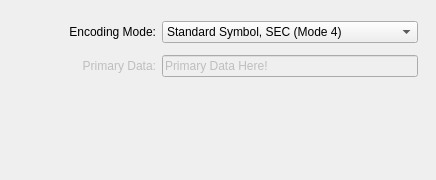
The window that frontend_qt4/grpMaxicode.ui (zint/zint-gpl-only) describes before a commit, drawn with Qt 5.
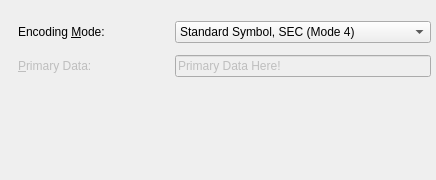
The same window after the commit.

Diff of the .ui file:
```diff
--- a/frontend_qt4/grpMaxicode.ui
+++ b/frontend_qt4/grpMaxicode.ui
@@ -23,7 +23,7 @@
     <rect>
      <x>18</x>
      <y>15</y>
-     <width>400</width>
+     <width>413</width>
      <height>69</height>
     </rect>
    </property>
@@ -80,10 +80,13 @@
     <item row="0" column="0" >
      <widget class="QLabel" name="lblMaxiMode" >
       <property name="text" >
-       <string>Encoding Mode:</string>
+       <string>Encoding &amp;Mode:</string>
       </property>
       <property name="alignment" >
-       <set>Qt::AlignRight|Qt::AlignTrailing|Qt::AlignVCenter</set>
+       <set>Qt::AlignLeading|Qt::AlignLeft|Qt::AlignVCenter</set>
+      </property>
+      <property name="buddy" >
+       <cstring>cmbMaxiMode</cstring>
       </property>
      </widget>
     </item>
@@ -93,10 +96,13 @@
        <bool>false</bool>
       </property>
       <property name="text" >
-       <string>Primary Data:</string>
+       <string>&amp;Primary Data:</string>
       </property>
       <property name="alignment" >
-       <set>Qt::AlignRight|Qt::AlignTrailing|Qt::AlignVCenter</set>
+       <set>Qt::AlignLeading|Qt::AlignLeft|Qt::AlignVCenter</set>
+      </property>
+      <property name="buddy" >
+       <cstring>txtMaxiPrimary</cstring>
       </property>
      </widget>
     </item>
```
